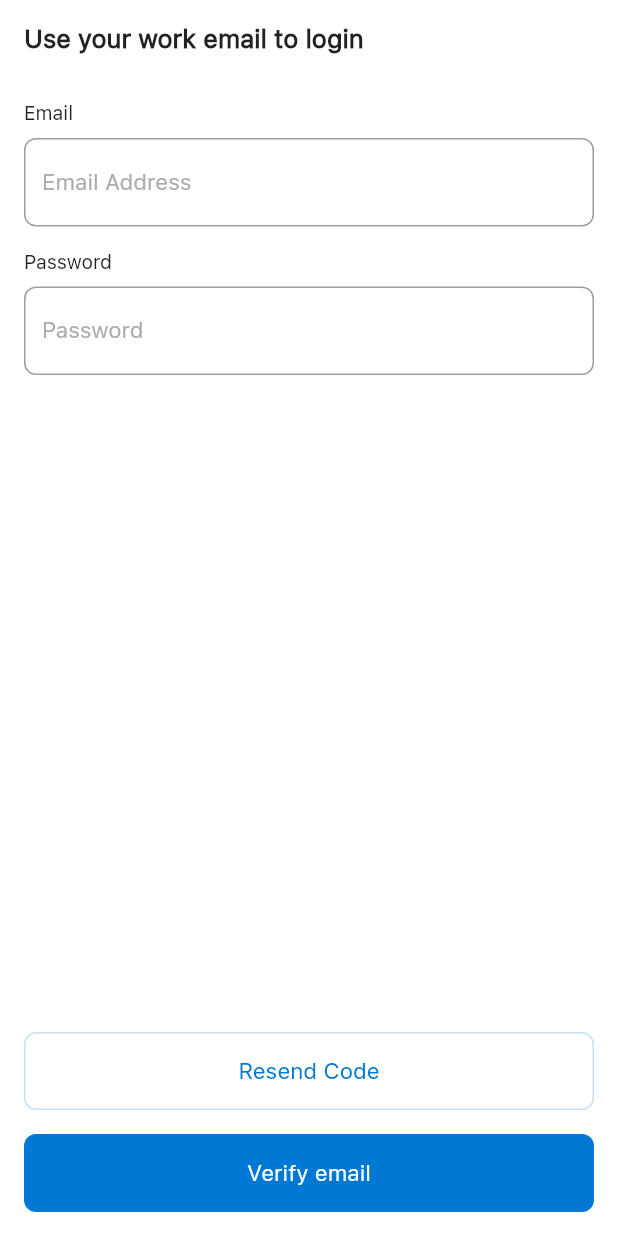
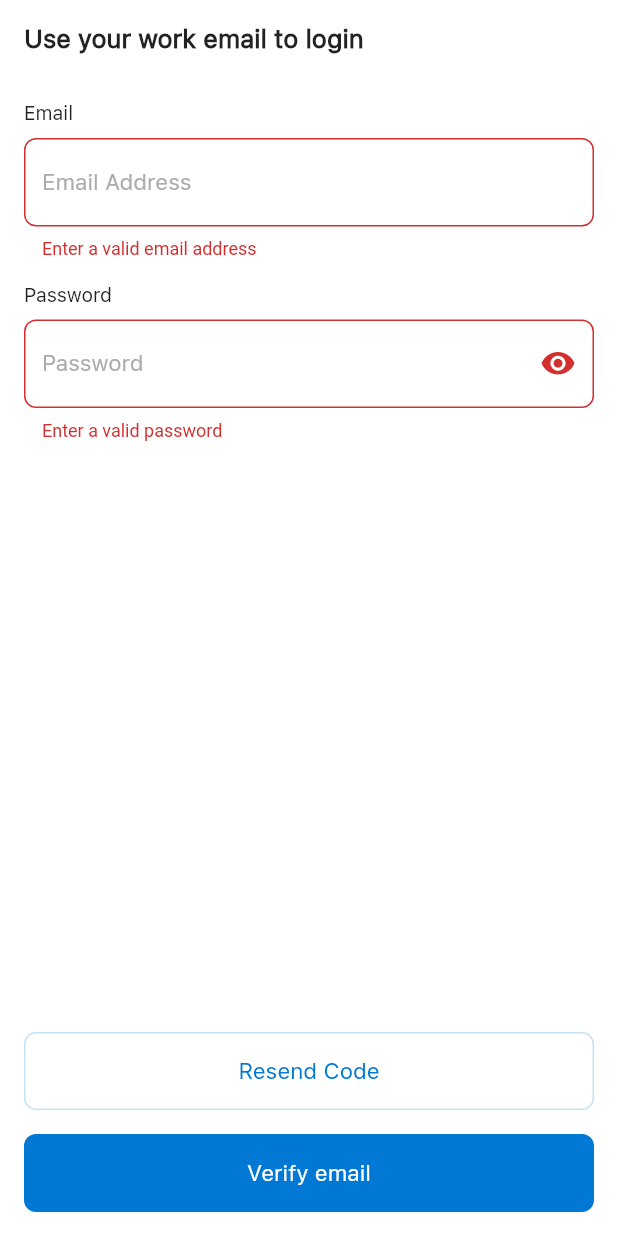
Before and after one commit to marufrobin/clean_soil_flutter, a Flutter app: the screen it shows after launch, after a tap on "Verify email", on a phone screen of 412 x 824 dp. Run offline on Flutter 3.47's test engine with Material 2 defaults, Android fonts, the phone set to English and light mode, and no system bars.

Commit message:
sign in page done

```diff
--- a/lib/authentication/acount_signIn.dart
+++ b/lib/authentication/acount_signIn.dart
@@ -1,17 +1,25 @@
 import 'package:flutter/material.dart';
 
-class AcountSignInPage extends StatelessWidget {
-  const AcountSignInPage({Key? key}) : super(key: key);
+class AccountSignInPage extends StatefulWidget with ValidationMixin {
+  AccountSignInPage({Key? key}) : super(key: key);
+
+  @override
+  State<AccountSignInPage> createState() => _AccountSignInPageState();
+}
+
+class _AccountSignInPageState extends State<AccountSignInPage> {
+  final _formKey = GlobalKey<FormState>();
+  TextEditingController emailController = TextEditingController();
+  TextEditingController passwordController = TextEditingController();
   @override
   Widget build(BuildContext context) {
-    TextEditingController emailController = TextEditingController();
-    TextEditingController passwordController = TextEditingController();
-
     return SafeArea(
         child: Scaffold(
       backgroundColor: Colors.white,
       body: Container(
         margin: const EdgeInsets.all(16),
+        child: Form(
+          key: _formKey,
           child: Column(
             crossAxisAlignment: CrossAxisAlignment.start,
             children: [
@@ -37,6 +45,12 @@ class AcountSignInPage extends StatelessWidget {
               ),
               TextFormField(
                 controller: emailController,
+                validator: (email) {
+                  if (widget.isEmailValid(email!)) {
+                    return null;
+                  } else
+                    return 'Enter a valid email address';
+                },
                 decoration: InputDecoration(
                     border: OutlineInputBorder(
                         borderSide: BorderSide(color: Color(0xffE1E1E1)),
@@ -63,10 +77,30 @@ class AcountSignInPage extends StatelessWidget {
               ),
               TextFormField(
                 controller: passwordController,
+                obscureText: isObscureText,
+                validator: (password) {
+                  if (widget.isPasswordValid(password!)) {
+                    return null;
+                  } else {
+                    return 'Enter a valid password';
+                  }
+                },
                 decoration: InputDecoration(
                     border: OutlineInputBorder(
                         borderSide: BorderSide(color: Color(0xffE1E1E1)),
                         borderRadius: BorderRadius.circular(8)),
+                    suffixIcon: IconButton(
+                      onPressed: () {
+                        setState(() {
+                          setState(() {
+                            isObscureText = !isObscureText;
+                          });
+                        });
+                      },
+                      icon: isObscureText == true
+                          ? Icon(Icons.visibility_rounded)
+                          : Icon(Icons.visibility_off_rounded),
+                    ),
                     hintText: "Password",
                     hintStyle: TextStyle(
                         fontWeight: FontWeight.w500,
@@ -108,15 +142,19 @@ class AcountSignInPage extends StatelessWidget {
               ElevatedButton(
                   style: ButtonStyle(
                     elevation: MaterialStatePropertyAll(0),
-                  backgroundColor: MaterialStatePropertyAll(Color(0xff0078D4)),
+                    backgroundColor:
+                        MaterialStatePropertyAll(Color(0xff0078D4)),
                     shape: MaterialStatePropertyAll(RoundedRectangleBorder(
                         borderRadius: BorderRadius.circular(8))),
                   ),
-                onPressed: () {},
+                  onPressed: () {
+                    if (_formKey.currentState!.validate()) {
+                      _formKey.currentState!.save();
+                    }
+                  },
                   child: Container(
                     width: double.infinity,
                     height: 52,
-                  // padding: EdgeInsets.symmetric(vertical: 16, horizontal: 116),
                     child: Center(
                       child: Text(
                         "Verify email",
@@ -127,10 +165,24 @@ class AcountSignInPage extends StatelessWidget {
                             fontFamily: "SFPro"),
                       ),
                     ),
-                ))
+                  )),
             ],
+          ),
         ),
       ),
     ));
   }
+
+  bool isObscureText = true;
 }
+
+mixin ValidationMixin {
+  bool isPasswordValid(String password) => password.length >= 4;
+
+  bool isEmailValid(String email) {
+    Pattern pattern =
+        r'^(([^<>()[\]\\.,;:\s@"]+(\.[^<>()[\]\\.,;:\s@"]+)*)|(".+"))@((\[[0-9]{1,3}\.[0-9]{1,3}\.[0-9]{1,3}\.[0-9]{1,3}\])|(([a-zA-Z\-0-9]+\.)+[a-zA-Z]{2,}))$';
+    RegExp regex = RegExp(pattern.toString());
+    return regex.hasMatch(email);
+  }
+}
--- a/lib/main.dart
+++ b/lib/main.dart
@@ -1,5 +1,6 @@
-import 'package:clean_soil_flutter/authentication/acount_signIn.dart';
 import 'package:flutter/material.dart';
+
+import 'authentication/acount_signIn.dart';
 
 void main() {
   runApp(const MyApp());
@@ -16,7 +17,7 @@ class MyApp extends StatelessWidget {
       theme: ThemeData(
         primarySwatch: Colors.blue,
       ),
-      home: AcountSignInPage(),
+      home: AccountSignInPage(),
     );
   }
 }
```
Lines whose indentation alone changed are shown as unchanged.
